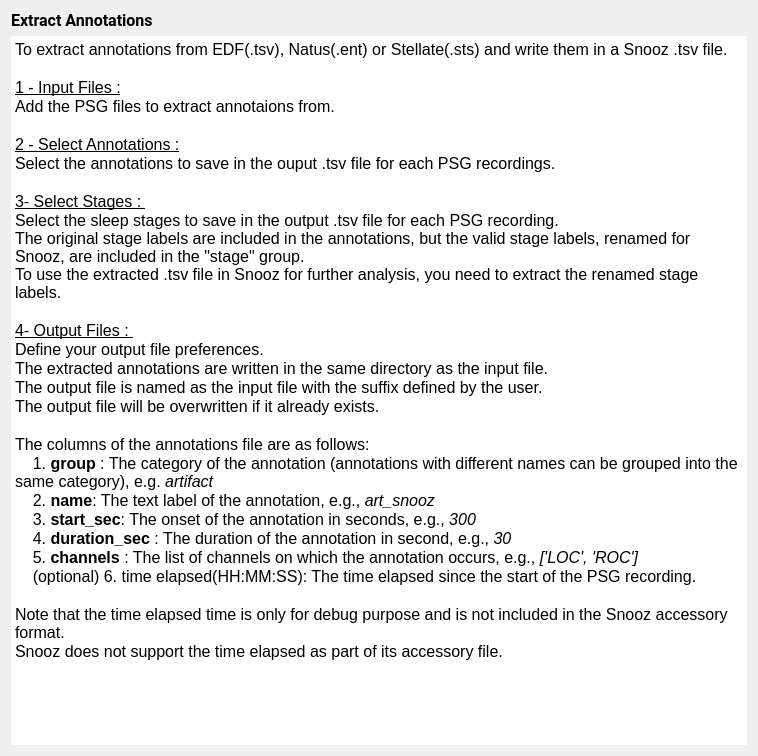
Qt form tools/CEAMSTools/ExtractAnnotation/IntroStep/Ui_IntroStep.ui (SnoozToolbox/snooz-package-ceams) before a commit.
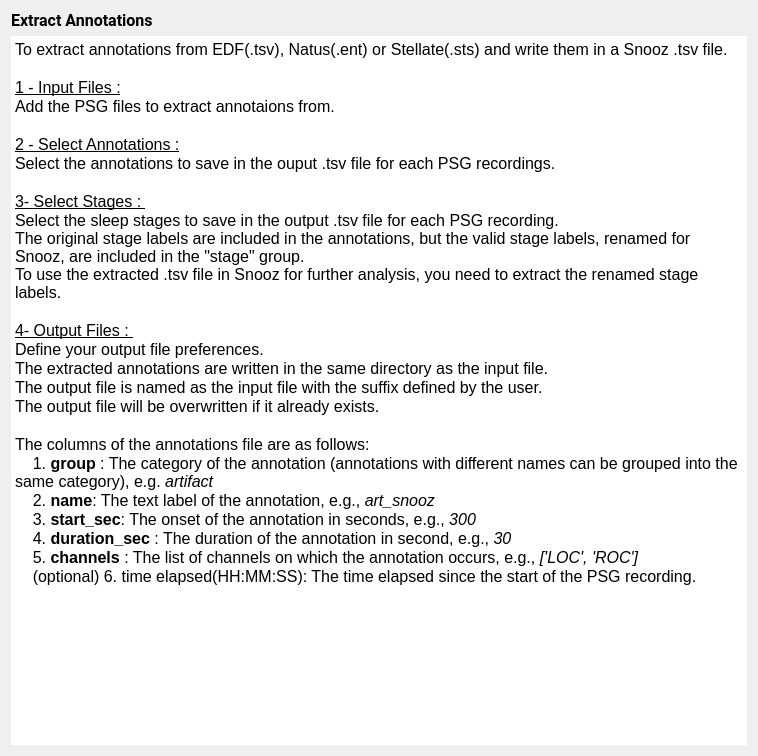
The same form after that commit.

Commit message: Tools and modules corresponding to the new time elapsed column updated

Diff of the .ui file:
```diff
--- a/tools/CEAMSTools/ExtractAnnotation/IntroStep/Ui_IntroStep.ui
+++ b/tools/CEAMSTools/ExtractAnnotation/IntroStep/Ui_IntroStep.ui
@@ -49,8 +49,11 @@
      </property>
      <property name="html">
       <string>&lt;!DOCTYPE HTML PUBLIC &quot;-//W3C//DTD HTML 4.0//EN&quot; &quot;http://www.w3.org/TR/REC-html40/strict.dtd&quot;&gt;
-&lt;html&gt;&lt;head&gt;&lt;meta name=&quot;qrichtext&quot; content=&quot;1&quot; /&gt;&lt;style type=&quot;text/css&quot;&gt;
+&lt;html&gt;&lt;head&gt;&lt;meta name=&quot;qrichtext&quot; content=&quot;1&quot; /&gt;&lt;meta charset=&quot;utf-8&quot; /&gt;&lt;style type=&quot;text/css&quot;&gt;
 p, li { white-space: pre-wrap; }
+hr { height: 1px; border-width: 0; }
+li.unchecked::marker { content: &quot;\2610&quot;; }
+li.checked::marker { content: &quot;\2612&quot;; }
 &lt;/style&gt;&lt;/head&gt;&lt;body style=&quot; font-family:'Roboto'; font-size:12pt; font-weight:400; font-style:normal;&quot;&gt;
 &lt;p style=&quot; margin-top:0px; margin-bottom:0px; margin-left:0px; margin-right:0px; -qt-block-indent:0; text-indent:0px;&quot;&gt;To extract annotations from EDF(.tsv), Natus(.ent) or Stellate(.sts) and write them in a Snooz .tsv file.&lt;/p&gt;
 &lt;p style=&quot;-qt-paragraph-type:empty; margin-top:0px; margin-bottom:0px; margin-left:0px; margin-right:0px; -qt-block-indent:0; text-indent:0px;&quot;&gt;&lt;br /&gt;&lt;/p&gt;
@@ -75,10 +78,7 @@
 &lt;p style=&quot; margin-top:0px; margin-bottom:0px; margin-left:0px; margin-right:0px; -qt-block-indent:0; text-indent:0px;&quot;&gt;    3. &lt;span style=&quot; font-weight:600;&quot;&gt;start_sec&lt;/span&gt;: The onset of the annotation in seconds, e.g., &lt;span style=&quot; font-style:italic;&quot;&gt;300&lt;/span&gt;&lt;/p&gt;
 &lt;p style=&quot; margin-top:0px; margin-bottom:0px; margin-left:0px; margin-right:0px; -qt-block-indent:0; text-indent:0px;&quot;&gt;    4. &lt;span style=&quot; font-weight:600;&quot;&gt;duration_sec&lt;/span&gt; : The duration of the annotation in second, e.g., &lt;span style=&quot; font-style:italic;&quot;&gt;30&lt;/span&gt;&lt;/p&gt;
 &lt;p style=&quot; margin-top:0px; margin-bottom:0px; margin-left:0px; margin-right:0px; -qt-block-indent:0; text-indent:0px;&quot;&gt;    5. &lt;span style=&quot; font-weight:600;&quot;&gt;channels&lt;/span&gt; : The list of channels on which the annotation occurs, e.g., &lt;span style=&quot; font-style:italic;&quot;&gt;['LOC', 'ROC']&lt;/span&gt;&lt;/p&gt;
-&lt;p style=&quot; margin-top:0px; margin-bottom:0px; margin-left:0px; margin-right:0px; -qt-block-indent:0; text-indent:0px;&quot;&gt;    (optional) 6. time elapsed(HH:MM:SS): The time elapsed since the start of the PSG recording. &lt;/p&gt;
-&lt;p style=&quot;-qt-paragraph-type:empty; margin-top:0px; margin-bottom:0px; margin-left:0px; margin-right:0px; -qt-block-indent:0; text-indent:0px;&quot;&gt;&lt;br /&gt;&lt;/p&gt;
-&lt;p style=&quot; margin-top:0px; margin-bottom:0px; margin-left:0px; margin-right:0px; -qt-block-indent:0; text-indent:0px;&quot;&gt;Note that the time elapsed time is only for debug purpose and is not included in the Snooz accessory format.&lt;/p&gt;
-&lt;p style=&quot; margin-top:0px; margin-bottom:0px; margin-left:0px; margin-right:0px; -qt-block-indent:0; text-indent:0px;&quot;&gt;Snooz does not support the time elapsed as part of its accessory file.&lt;/p&gt;&lt;/body&gt;&lt;/html&gt;</string>
+&lt;p style=&quot; margin-top:0px; margin-bottom:0px; margin-left:0px; margin-right:0px; -qt-block-indent:0; text-indent:0px;&quot;&gt;    (optional) 6. time elapsed(HH:MM:SS): The time elapsed since the start of the PSG recording.&lt;/p&gt;&lt;/body&gt;&lt;/html&gt;</string>
      </property>
     </widget>
    </item>
```
Left out of the diff: 5 changed lines with no effect on the pictures. The commit also changes 7 other files.
